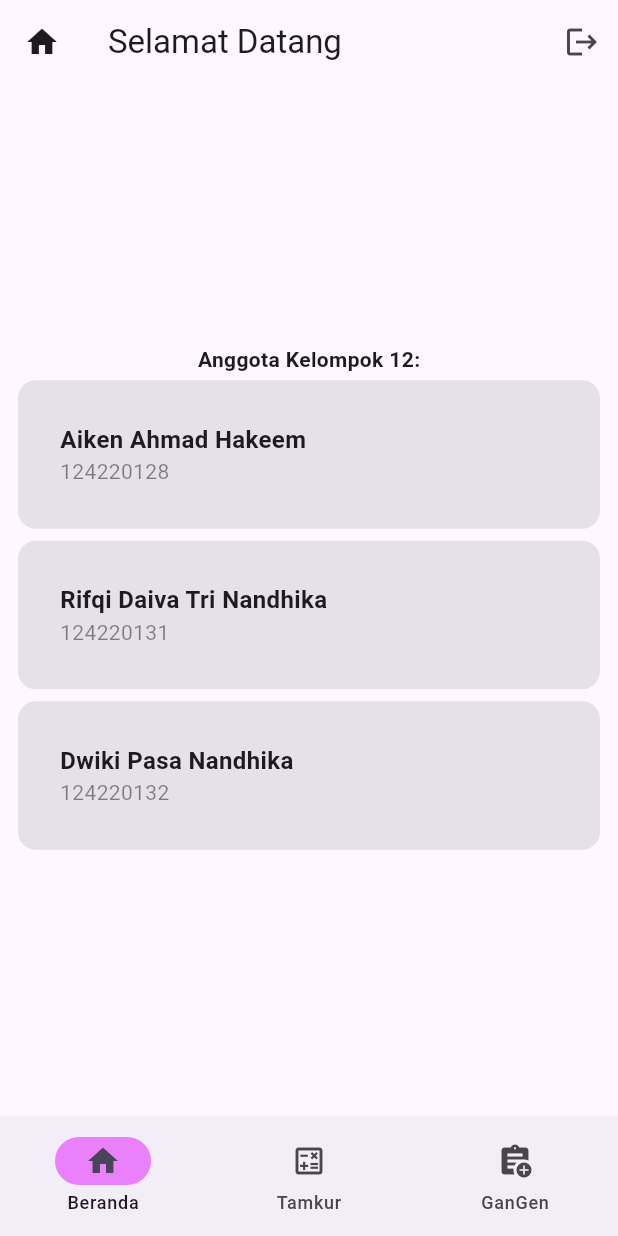
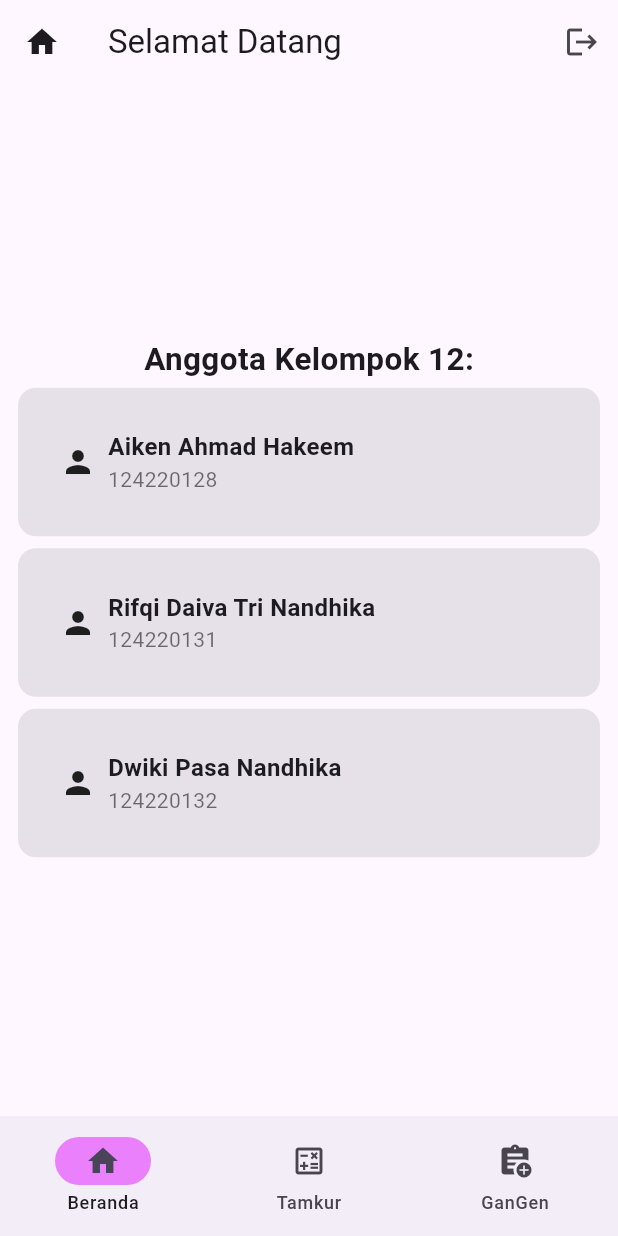
Before and after one commit to rifqidaiva/pam_tugas1, a Flutter app: the PageHome screen opened directly with empty values, on a phone screen of 412 x 824 dp. Run offline on Flutter 3.47's test engine with Material 3 defaults, Android fonts, the light colour scheme and no system bars; our stand-ins replace flutter_svg.

Commit message:
Update member list

```diff
--- a/lib/page_home.dart
+++ b/lib/page_home.dart
@@ -118,6 +118,15 @@ class PageHomeCredit extends StatelessWidget {
           child: Column(
             crossAxisAlignment: CrossAxisAlignment.start,
             children: [
+              Row(
+                children: [
+                  const Padding(
+                    padding: EdgeInsets.only(right: 8.0),
+                    child: Icon(Icons.person),
+                  ),
+                  Column(
+                    crossAxisAlignment: CrossAxisAlignment.start,
+                    children: [
                       Text(
                         name,
                         style: const TextStyle(
@@ -127,7 +136,11 @@ class PageHomeCredit extends StatelessWidget {
                       ),
                       Text(
                         id,
-                style: const TextStyle(color: Colors.black45),
+                        style: const TextStyle(color: Colors.black54),
+                      ),
+                    ],
+                  ),
+                ],
               ),
             ],
           ),
@@ -145,6 +158,7 @@ class PageHomeCredit extends StatelessWidget {
               "Anggota Kelompok 12:",
               style: TextStyle(
                 fontWeight: FontWeight.bold,
+                fontSize: 21,
               ),
             ),
             memberCard(name: "Aiken Ahmad Hakeem", id: "124220128"),
```
Lines whose indentation alone changed are shown as unchanged.
